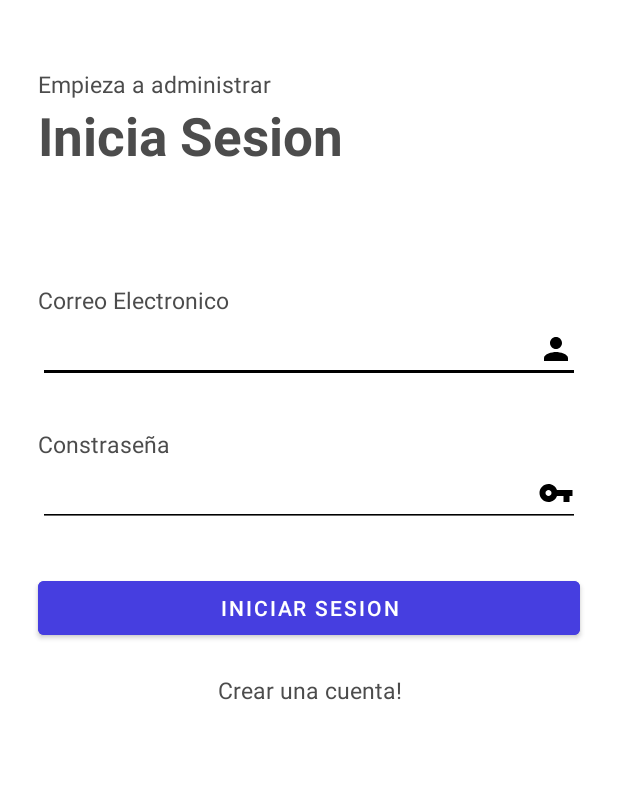
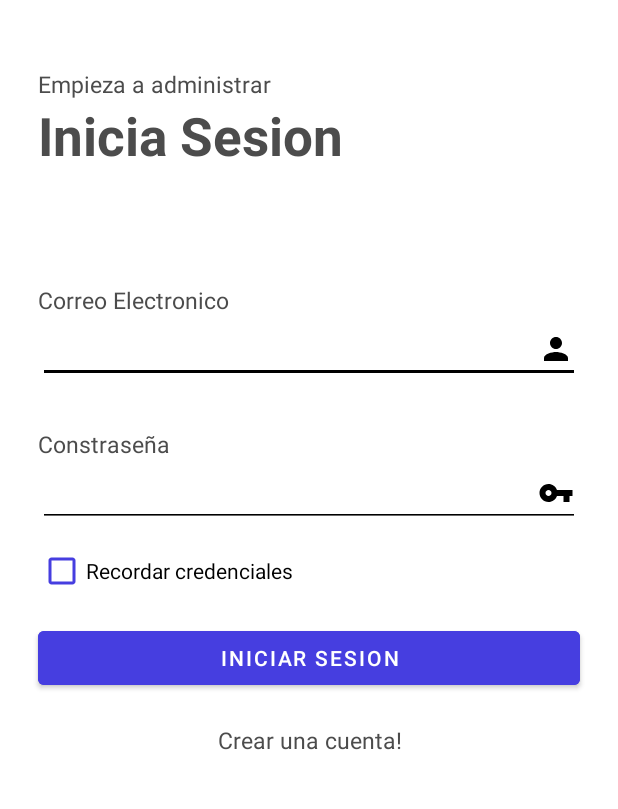
Before and after one commit to Depa-Team/Depa_Mobile, an Android app: the screen it shows after launch (LoginActivity), on a phone screen of 412 x 824 dp, the part 237-1046 px from its top. Run offline under Robolectric (Android 15) with nearby library versions, the phone set to English and light mode, and no system bars.

```diff
--- a/app/src/main/java/com/depa/LoginActivity.kt
+++ b/app/src/main/java/com/depa/LoginActivity.kt
@@ -4,8 +4,10 @@ import Beans.Post
 import Beans.Usuarios
 import Interface.PlaceHolder
 import android.content.Intent
+import android.content.SharedPreferences
 import android.os.Bundle
 import android.widget.Button
+import android.widget.CheckBox
 import android.widget.EditText
 import android.widget.TextView
 import android.widget.Toast
@@ -33,7 +35,24 @@ class LoginActivity : AppCompatActivity() {
         val userPassword:EditText=findViewById(R.id.userPassword)
 
         val logInButton: Button=findViewById(R.id.logInButton)
+        val checkBoxCredenciales: CheckBox=findViewById(R.id.checkboxCredenciales)
         val signInRedirectButton: TextView=findViewById(R.id.signInRedirectButton)
+
+        val sharedPref=getSharedPreferences("myPref", MODE_PRIVATE)
+
+
+
+        val check: Boolean=sharedPref.getString("val","false").toBoolean()
+
+        if (check){
+            userEmail.setText(sharedPref.getString("email","").toString())
+            userPassword.setText(sharedPref.getString("password","").toString())
+            checkBoxCredenciales.isChecked=true
+        }else{
+            userEmail.setText(null)
+            userPassword.setText(null)
+            checkBoxCredenciales.isChecked=false
+        }
 
         val intent= Intent(this, MainActivity::class.java)
 
@@ -50,6 +69,18 @@ class LoginActivity : AppCompatActivity() {
                         if(UserList!=null){
                             for(user in UserList){
                                 if(userEmail.text.toString() == user.email && userPassword.text.toString()==user.password){
+                                    val editor=sharedPref.edit()
+                                    if (checkBoxCredenciales.isChecked){
+                                        editor.putString("val","true")
+                                        editor.putString("email",userEmail.text.toString())
+                                        editor.putString("password",userPassword.text.toString())
+                                    }
+                                    else{
+                                        editor.putString("val","")
+                                        editor.putString("email","")
+                                        editor.putString("password","")
+                                    }
+                                    editor.commit()
                                     Toast.makeText(this@LoginActivity,user.type.toString(),Toast.LENGTH_SHORT).show()
                                     startActivity(intent)
                                     return
--- a/app/src/main/res/layout/activity_login.xml
+++ b/app/src/main/res/layout/activity_login.xml
@@ -91,6 +91,17 @@
         android:backgroundTint="@color/black"
         android:inputType="textPassword"
         />
+
+    <CheckBox
+        android:layout_width="match_parent"
+        android:layout_height="wrap_content"
+        android:text="Recordar credenciales"
+        android:id="@+id/checkboxCredenciales"
+        android:layout_marginHorizontal="25dp"
+        android:layout_marginTop="5dp"
+        android:buttonTint="@color/depa_def"/>
+
+
     <Button
         android:id="@+id/logInButton"
         android:layout_width="match_parent"
@@ -98,7 +109,7 @@
         android:backgroundTint="@color/depa_def"
         android:text="Iniciar sesion"
         android:textColor="@color/white"
-        android:layout_marginTop="30dp"
+        android:layout_marginTop="10dp"
         android:layout_marginHorizontal="25dp"/>
 
     <TextView
```
Also changed, not shown: app/src/main/java/com/depa/MainActivity.kt (+6 -1 lines).
